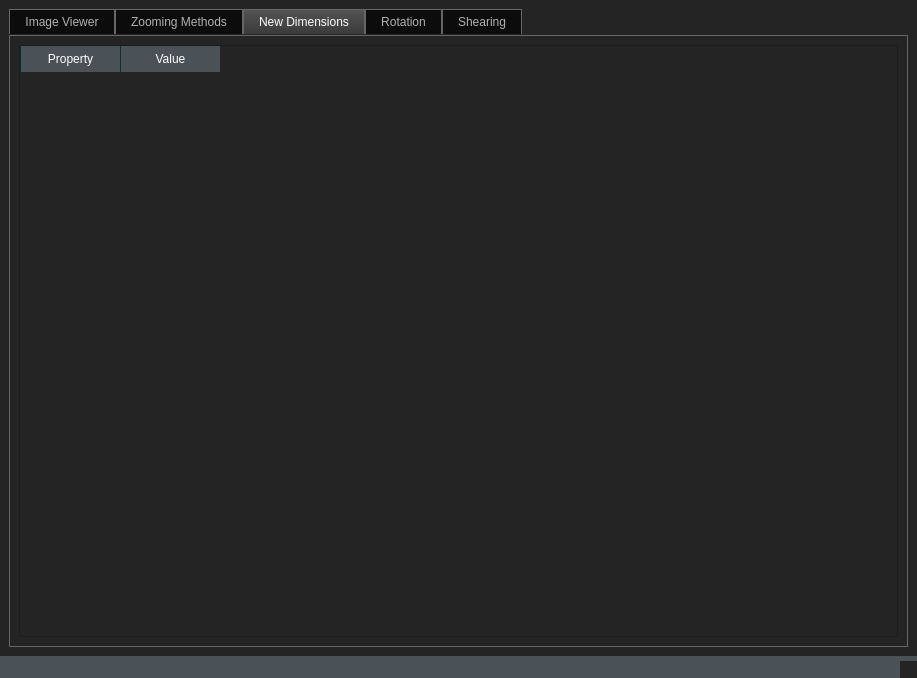
Before: the Qt Designer form Task2222.ui in DanielRafik/Image-Viewer, drawn with Qt 5.
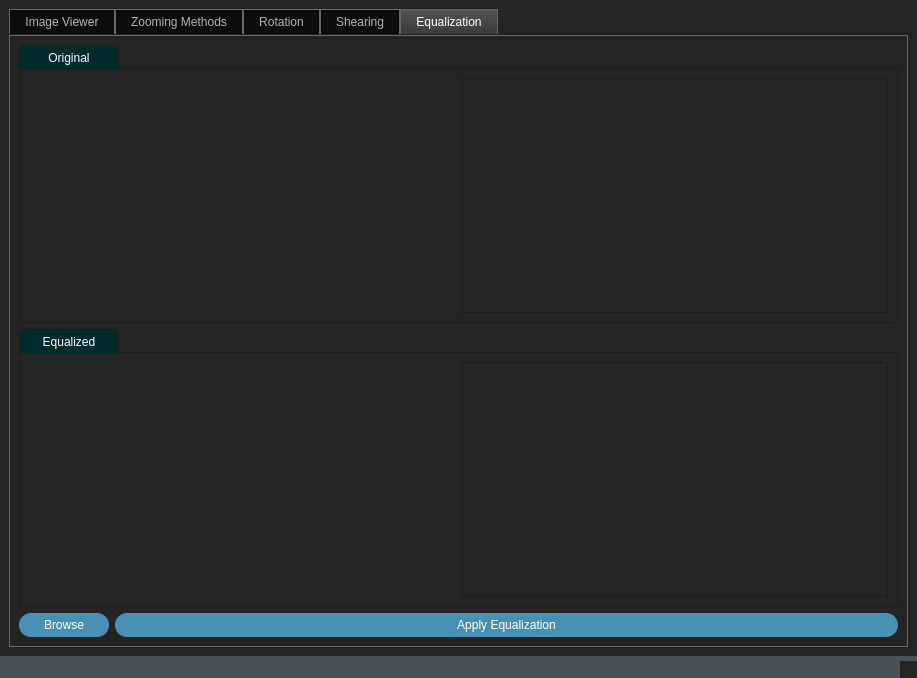
After: the same form once the commit is applied. The open tabs and pages were chosen to show the change. Icons and pictures are not drawn. Custom widgets are drawn as their Qt base class.

Commit message: sengitos fo2

```diff
--- a/Task2222.ui
+++ b/Task2222.ui
@@ -2,6 +2,9 @@
 <ui version="4.0">
  <class>MainWindow</class>
  <widget class="QMainWindow" name="MainWindow">
+  <property name="enabled">
+   <bool>true</bool>
+  </property>
   <property name="geometry">
    <rect>
     <x>0</x>
@@ -1250,33 +1253,6 @@
         </item>
        </layout>
       </widget>
-      <widget class="QWidget" name="tab_3">
-       <attribute name="title">
-        <string>New Dimensions</string>
-       </attribute>
-       <layout class="QGridLayout" name="gridLayout_6">
-        <item row="0" column="0">
-         <widget class="QTableWidget" name="New_Dimensions_tableWidget">
-          <property name="sizePolicy">
-           <sizepolicy hsizetype="Preferred" vsizetype="Preferred">
-            <horstretch>0</horstretch>
-            <verstretch>0</verstretch>
-           </sizepolicy>
-          </property>
-          <column>
-           <property name="text">
-            <string>Property</string>
-           </property>
-          </column>
-          <column>
-           <property name="text">
-            <string>Value</string>
-           </property>
-          </column>
-         </widget>
-        </item>
-       </layout>
-      </widget>
       <widget class="QWidget" name="tab_4">
        <attribute name="title">
         <string>Rotation</string>
@@ -1390,6 +1366,109 @@
         </item>
        </layout>
       </widget>
+      <widget class="QWidget" name="tab_3">
+       <attribute name="title">
+        <string>Equalization</string>
+       </attribute>
+       <layout class="QGridLayout" name="gridLayout_17">
+        <item row="0" column="0" colspan="2">
+         <widget class="QGroupBox" name="groupBox_10">
+          <property name="sizePolicy">
+           <sizepolicy hsizetype="Preferred" vsizetype="Preferred">
+            <horstretch>0</horstretch>
+            <verstretch>0</verstretch>
+           </sizepolicy>
+          </property>
+          <property name="title">
+           <string>Original</string>
+          </property>
+          <layout class="QGridLayout" name="gridLayout_6">
+           <item row="0" column="0">
+            <widget class="QLabel" name="Original_Image_Equalization_label">
+             <property name="text">
+              <string/>
+             </property>
+             <property name="scaledContents">
+              <bool>true</bool>
+             </property>
+            </widget>
+           </item>
+           <item row="0" column="1">
+            <widget class="MplWidget" name="Original_Image_graphicsView">
+             <property name="sizePolicy">
+              <sizepolicy hsizetype="Preferred" vsizetype="Preferred">
+               <horstretch>0</horstretch>
+               <verstretch>0</verstretch>
+              </sizepolicy>
+             </property>
+            </widget>
+           </item>
+          </layout>
+         </widget>
+        </item>
+        <item row="1" column="0" colspan="2">
+         <widget class="QGroupBox" name="groupBox_11">
+          <property name="sizePolicy">
+           <sizepolicy hsizetype="Preferred" vsizetype="Preferred">
+            <horstretch>0</horstretch>
+            <verstretch>0</verstretch>
+           </sizepolicy>
+          </property>
+          <property name="title">
+           <string>Equalized</string>
+          </property>
+          <layout class="QGridLayout" name="gridLayout_16">
+           <item row="1" column="1">
+            <widget class="QLabel" name="Equalized_Image_label">
+             <property name="text">
+              <string/>
+             </property>
+             <property name="scaledContents">
+              <bool>true</bool>
+             </property>
+            </widget>
+           </item>
+           <item row="1" column="2">
+            <widget class="MplWidget" name="Equalized_Image_graphicsView">
+             <property name="sizePolicy">
+              <sizepolicy hsizetype="Preferred" vsizetype="Preferred">
+               <horstretch>0</horstretch>
+               <verstretch>0</verstretch>
+              </sizepolicy>
+             </property>
+            </widget>
+           </item>
+          </layout>
+         </widget>
+        </item>
+        <item row="2" column="0">
+         <widget class="QPushButton" name="Browse_Equalization_Button">
+          <property name="sizePolicy">
+           <sizepolicy hsizetype="Maximum" vsizetype="Fixed">
+            <horstretch>0</horstretch>
+            <verstretch>0</verstretch>
+           </sizepolicy>
+          </property>
+          <property name="text">
+           <string>Browse</string>
+          </property>
+         </widget>
+        </item>
+        <item row="2" column="1">
+         <widget class="QPushButton" name="Apply_Equalization_Button">
+          <property name="sizePolicy">
+           <sizepolicy hsizetype="Preferred" vsizetype="Fixed">
+            <horstretch>0</horstretch>
+            <verstretch>0</verstretch>
+           </sizepolicy>
+          </property>
+          <property name="text">
+           <string>Apply Equalization</string>
+          </property>
+         </widget>
+        </item>
+       </layout>
+      </widget>
      </widget>
     </item>
    </layout>
```
Left out of the diff: 17 changed lines with no effect on the pictures. The commit also changes 1 other file.
